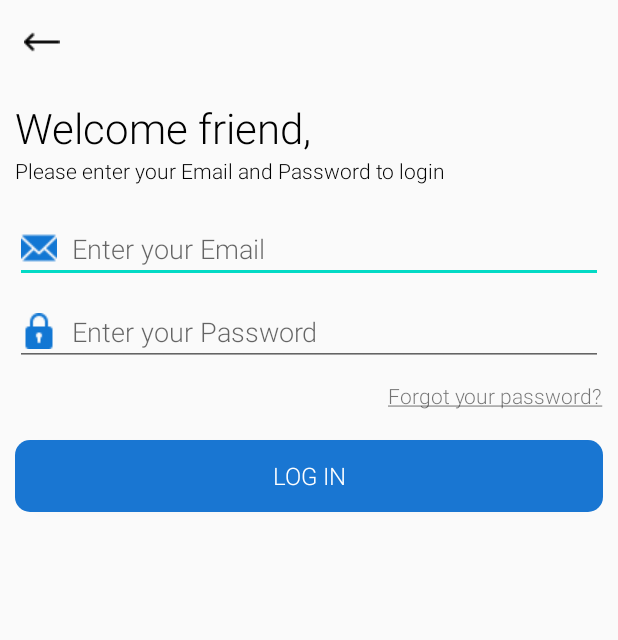
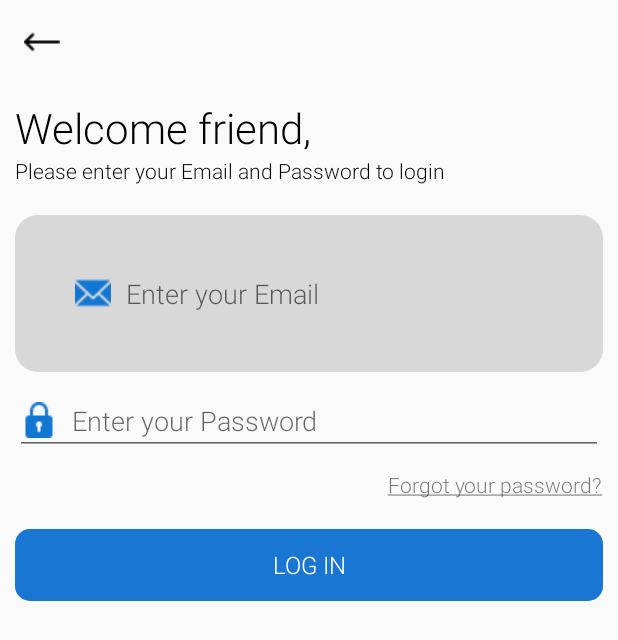
Before and after one commit to Haseeba393/event-log, an Android app: the Login screen opened directly, with no data from a screen before it, on a phone screen of 412 x 824 dp. Shown: the top 640 px of the screen. Run offline under Robolectric (Android 15) with nearby library versions, the phone set to English and light mode, and no system bars; our stand-ins replace Firebase (no records; nobody signed in at launch, a user with empty details on screens opened directly).

Commit message:
latest one

```diff
--- /dev/null
+++ b/app/src/main/res/drawable/custom_textedit.xml
@@ -0,0 +1,62 @@
+<?xml version="1.0" encoding="utf-8"?>
+<layer-list
+    xmlns:android="http://schemas.android.com/apk/res/android"
+    >
+    <!-- Bottom 2dp Shadow -->
+    <item>
+        <shape android:shape="rectangle">
+
+            <padding
+                android:top="@dimen/spacing_10"
+                android:bottom="@dimen/spacing_10"
+                android:left="@dimen/spacing_10"
+                android:right="@dimen/spacing_10"
+                />
+            <solid android:color="#d8d8d8" />
+            <corners android:radius="@dimen/radius_15" />
+
+        </shape>
+    </item>
+    <!-- Bottom 2dp Shadow -->
+    <item>
+        <shape  android:shape="rectangle">
+            <padding
+                android:top="@dimen/spacing_10"
+                android:bottom="@dimen/spacing_10"
+                android:left="@dimen/spacing_10"
+                android:right="@dimen/spacing_10"
+                />
+            <solid android:color="#d8d8d8" />
+            <corners android:radius="7dp" />
+
+        </shape>
+    </item>
+    <!-- Bottom 2dp Shadow -->
+    <item>
+        <shape  android:shape="rectangle">
+            <padding
+                android:top="@dimen/spacing_10"
+                android:bottom="@dimen/spacing_10"
+                android:left="@dimen/spacing_10"
+                android:right="@dimen/spacing_10"
+                />
+            <solid android:color="#d8d8d8" />
+            <corners android:radius="7dp" />
+
+        </shape>
+    </item>
+    <!-- Bottom 2dp Shadow -->
+    <item>
+        <shape  android:shape="rectangle">
+            <padding
+                android:top="@dimen/spacing_10"
+                android:bottom="@dimen/spacing_10"
+                android:left="@dimen/spacing_10"
+                android:right="@dimen/spacing_10"
+                />
+            <solid android:color="#d8d8d8" />
+            <corners android:radius="7dp" />
+
+        </shape>
+    </item>
+</layer-list>
--- a/app/src/main/res/layout/activity_login.xml
+++ b/app/src/main/res/layout/activity_login.xml
@@ -53,6 +53,7 @@
             android:fontFamily="@string/fontFamily"
             android:hint="@string/emailPlaceholder"
             android:inputType="textEmailAddress"
+            android:background="@drawable/custom_textedit"
             app:layout_constraintEnd_toEndOf="parent"
             app:layout_constraintStart_toStartOf="parent"
             app:layout_constraintTop_toBottomOf="@+id/textView3" />
```
Also changed, not shown: app/src/main/res/layout/fragment_profile.xml (+19 -16 lines).
